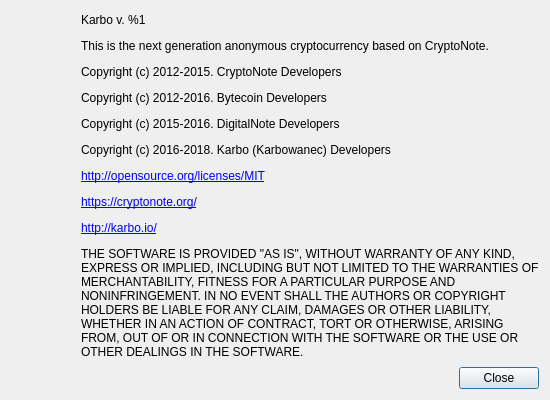
The window that src/gui/ui/aboutdialog.ui (cryptonotefoundation/cryptonotewallet) describes before a commit, drawn with Qt 5.
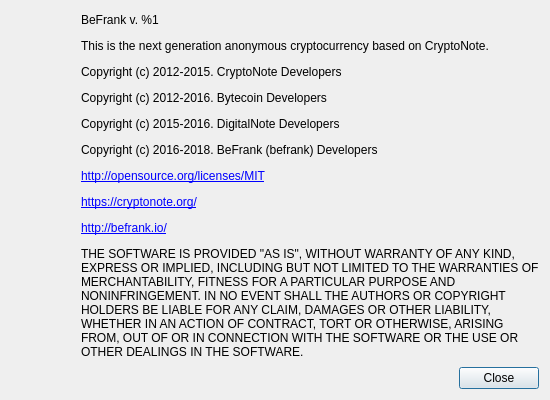
The same window after the commit. Icons and pictures are not drawn.

Diff of the .ui file:
```diff
--- a/src/gui/ui/aboutdialog.ui
+++ b/src/gui/ui/aboutdialog.ui
@@ -98,7 +98,7 @@
         </size>
        </property>
        <property name="text">
-        <string>&lt;html&gt;&lt;head/&gt;&lt;body&gt;&lt;p&gt;Karbo v. %1&lt;/p&gt;&lt;p&gt;This is the next generation anonymous cryptocurrency based on CryptoNote.&lt;/p&gt;&lt;p&gt;Copyright (c) 2012-2015. CryptoNote Developers&lt;/p&gt;&lt;p&gt;Copyright (c) 2012-2016. Bytecoin Developers&lt;/p&gt;&lt;p&gt;Copyright (c) 2015-2016. DigitalNote Developers&lt;/p&gt;&lt;p&gt;Copyright (c) 2016-2018. Karbo (Karbowanec) Developers&lt;/p&gt;&lt;p&gt;&lt;a href=&quot;http://opensource.org/licenses/MIT&quot;&gt;&lt;span style=&quot; text-decoration: underline; color:#0000ff;&quot;&gt;http://opensource.org/licenses/MIT&lt;/span&gt;&lt;/a&gt;&lt;/p&gt;&lt;p&gt;&lt;a href=&quot;https://cryptonote.org/&quot;&gt;&lt;span style=&quot; text-decoration: underline; color:#0000ff;&quot;&gt;https://cryptonote.org/&lt;/span&gt;&lt;/a&gt;&lt;/p&gt;&lt;p&gt;&lt;a href=&quot;http://karbo.io/&quot;&gt;&lt;span style=&quot; text-decoration: underline; color:#0000ff;&quot;&gt;http://karbo.io/&lt;/span&gt;&lt;/a&gt;&lt;/p&gt;&lt;p&gt;THE SOFTWARE IS PROVIDED &amp;quot;AS IS&amp;quot;, WITHOUT WARRANTY OF ANY KIND, EXPRESS OR IMPLIED, INCLUDING BUT NOT LIMITED TO THE WARRANTIES OF MERCHANTABILITY, FITNESS FOR A PARTICULAR PURPOSE AND NONINFRINGEMENT. IN NO EVENT SHALL THE AUTHORS OR COPYRIGHT HOLDERS BE LIABLE FOR ANY CLAIM, DAMAGES OR OTHER LIABILITY, WHETHER IN AN ACTION OF CONTRACT, TORT OR OTHERWISE, ARISING FROM, OUT OF OR IN CONNECTION WITH THE SOFTWARE OR THE USE OR OTHER DEALINGS IN THE SOFTWARE.&lt;/p&gt;&lt;/body&gt;&lt;/html&gt;</string>
+        <string>&lt;html&gt;&lt;head/&gt;&lt;body&gt;&lt;p&gt;BeFrank v. %1&lt;/p&gt;&lt;p&gt;This is the next generation anonymous cryptocurrency based on CryptoNote.&lt;/p&gt;&lt;p&gt;Copyright (c) 2012-2015. CryptoNote Developers&lt;/p&gt;&lt;p&gt;Copyright (c) 2012-2016. Bytecoin Developers&lt;/p&gt;&lt;p&gt;Copyright (c) 2015-2016. DigitalNote Developers&lt;/p&gt;&lt;p&gt;Copyright (c) 2016-2018. BeFrank (befrank) Developers&lt;/p&gt;&lt;p&gt;&lt;a href=&quot;http://opensource.org/licenses/MIT&quot;&gt;&lt;span style=&quot; text-decoration: underline; color:#0000ff;&quot;&gt;http://opensource.org/licenses/MIT&lt;/span&gt;&lt;/a&gt;&lt;/p&gt;&lt;p&gt;&lt;a href=&quot;https://cryptonote.org/&quot;&gt;&lt;span style=&quot; text-decoration: underline; color:#0000ff;&quot;&gt;https://cryptonote.org/&lt;/span&gt;&lt;/a&gt;&lt;/p&gt;&lt;p&gt;&lt;a href=&quot;http://befrank.io/&quot;&gt;&lt;span style=&quot; text-decoration: underline; color:#0000ff;&quot;&gt;http://befrank.io/&lt;/span&gt;&lt;/a&gt;&lt;/p&gt;&lt;p&gt;THE SOFTWARE IS PROVIDED &amp;quot;AS IS&amp;quot;, WITHOUT WARRANTY OF ANY KIND, EXPRESS OR IMPLIED, INCLUDING BUT NOT LIMITED TO THE WARRANTIES OF MERCHANTABILITY, FITNESS FOR A PARTICULAR PURPOSE AND NONINFRINGEMENT. IN NO EVENT SHALL THE AUTHORS OR COPYRIGHT HOLDERS BE LIABLE FOR ANY CLAIM, DAMAGES OR OTHER LIABILITY, WHETHER IN AN ACTION OF CONTRACT, TORT OR OTHERWISE, ARISING FROM, OUT OF OR IN CONNECTION WITH THE SOFTWARE OR THE USE OR OTHER DEALINGS IN THE SOFTWARE.&lt;/p&gt;&lt;/body&gt;&lt;/html&gt;</string>
        </property>
        <property name="textFormat">
         <enum>Qt::RichText</enum>
```
